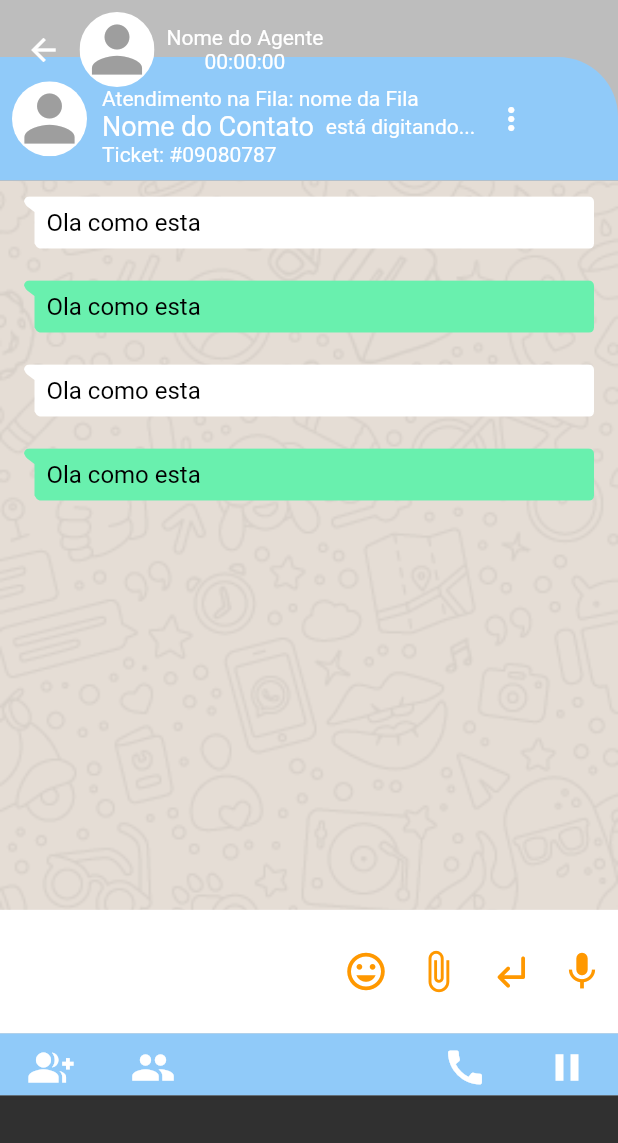
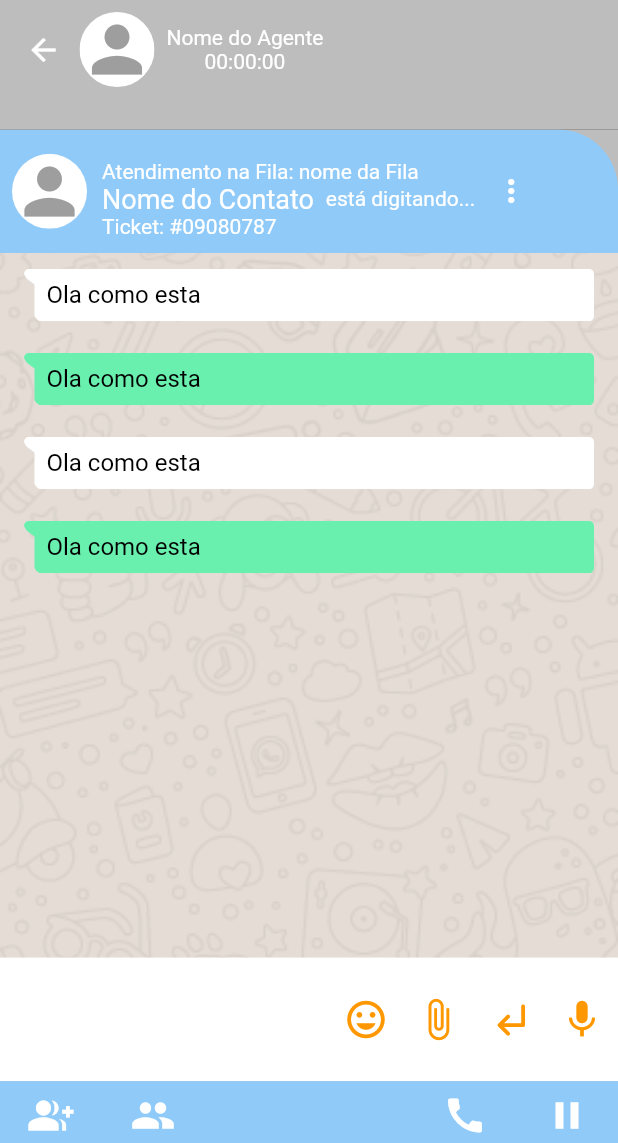
Before and after one commit to FisicoRafael/ContrucaoTelasNovo, a Flutter app: the ChatsRecebidosScreen screen opened by its route, after a tap on "CineArts at the Empire", on a phone screen of 412 x 824 dp, the part 93-1236 px from its top. Run offline on Flutter 3.47's test engine with Material 2 defaults, Android fonts, the phone set to English and light mode, and no system bars.

Commit message:
quarto-commit

```diff
--- a/lib/components/MyAppBarCustom.dart
+++ b/lib/components/MyAppBarCustom.dart
@@ -4,22 +4,26 @@ import 'FotoUsuario.dart';
 
 class MyAppBarCuston extends StatelessWidget implements PreferredSizeWidget {
   String tipo;
+  double alturaTela;
 
   MyAppBarCuston(
-    this.tipo, {
+    this.tipo,
+    this.alturaTela, {
     Key key,
   }) : super(key: key);
 
-  double proporcaoAltura = 0.16;
+  double proporcaoAltura = 0.18;
+
+  @override
+  Size get preferredSize => Size.fromHeight(alturaTela);
 
   @override
   Widget build(BuildContext context) {
-    double alturaTela = MediaQuery.of(context).size.height;
     double larguraTela = MediaQuery.of(context).size.width;
 
     if (tipo == "listaChat") {
       return Container(
-        height: alturaTela * proporcaoAltura,
+        height: preferredSize.height*proporcaoAltura,
         width: larguraTela,
         color: Color(0xFFbdbdbd),
         child: Column(
@@ -94,7 +98,4 @@ class MyAppBarCuston extends StatelessWidget implements PreferredSizeWidget {
       );
     }
   }
-
-  @override
-  Size get preferredSize => Size.fromHeight(100);
 }
--- a/lib/screens/chat_screen.dart
+++ b/lib/screens/chat_screen.dart
@@ -20,13 +20,14 @@ class _ChatScreenState extends State<ChatScreen> {
   Widget build(BuildContext context) {
     double alturaTela = MediaQuery.of(context).size.height;
     double larguraTela = MediaQuery.of(context).size.width;
-    double proporcaoAlturaAppBar = MyAppBarCuston("list").proporcaoAltura;
+    double proporcaoAlturaAppBar = MyAppBarCuston("list",alturaTela).proporcaoAltura;
     double proporcaoAlturaBody = 1.00 - proporcaoAlturaAppBar;
     larguraTelaGlobal = larguraTela;
     alturaTelaGlobal = alturaTela;
 
     return Scaffold(
-      appBar: MyAppBarCuston("chat"),
+
+      appBar: MyAppBarCuston("chat", alturaTela),
       body: SingleChildScrollView(
         child: Container(
           height: alturaTela * proporcaoAlturaBody,
--- a/lib/screens/chats_recebidos_screen.dart
+++ b/lib/screens/chats_recebidos_screen.dart
@@ -28,13 +28,21 @@ class _ChatsRecebidosScreenState extends State<ChatsRecebidosScreen>
   Widget build(BuildContext context) {
     double alturaTela = MediaQuery.of(context).size.height;
     double larguraTela = MediaQuery.of(context).size.width;
-    double proporcaoAlturaAppBar = MyAppBarCuston("list").proporcaoAltura;
+    double proporcaoAlturaAppBar = MyAppBarCuston("list",alturaTela).proporcaoAltura;
     double proporcaoAlturaBody = 1.00 - proporcaoAlturaAppBar;
+
+    double proporcaoComponenteFundo = 0.93;
+
+    double alturaFundo =
+        alturaTela * proporcaoAlturaBody * proporcaoComponenteFundo;
+    double alturaComponetBaixo =
+        alturaTela * proporcaoAlturaBody * (1 - proporcaoComponenteFundo);
 
     context_aux = context;
     return Scaffold(
-      appBar: MyAppBarCuston("listaChat"),
-      body: Container(
+      appBar: MyAppBarCuston("listaChat",alturaTela),
+      body: SingleChildScrollView(
+        child: Container(
           height: alturaTela*proporcaoAlturaBody,
           width: larguraTela,
           color: Colors.greenAccent,
@@ -132,7 +140,7 @@ class _ChatsRecebidosScreenState extends State<ChatsRecebidosScreen>
                 ),
               ),
               Container(
-              height: 40,
+                height: alturaComponetBaixo,
                 color: Colors.blue[200],
                 child: Row(
                   children: [
@@ -166,6 +174,7 @@ class _ChatsRecebidosScreenState extends State<ChatsRecebidosScreen>
                 ),
               )
             ],
+          ),
         ),
       ),
     );
--- a/lib/screens/login_screen.dart
+++ b/lib/screens/login_screen.dart
@@ -54,6 +54,7 @@ class _LoginScreenState extends State<LoginScreen> {
   @override
   Widget build(BuildContext context) {
     return Scaffold(
+
       backgroundColor: Colors.white,
       body: Stack(
         children: [
--- a/lib/screens/ramal_screen.dart
+++ b/lib/screens/ramal_screen.dart
@@ -96,7 +96,7 @@ class _RamalScrenState extends State<RamalScren> with TickerProviderStateMixin {
   Widget build(BuildContext context) {
     double alturaTela = MediaQuery.of(context).size.height;
     double larguraTela = MediaQuery.of(context).size.width;
-    double proporcaoAlturaAppBar = MyAppBarCuston("list").proporcaoAltura;
+    double proporcaoAlturaAppBar = MyAppBarCuston("list",alturaTela).proporcaoAltura;
     double proporcaoAlturaBody = 1.00 - proporcaoAlturaAppBar;
     larguraTelaGlobal = larguraTela;
     alturaTelaGlobal = alturaTela;
@@ -110,9 +110,9 @@ class _RamalScrenState extends State<RamalScren> with TickerProviderStateMixin {
         alturaTela * proporcaoAlturaBody * (1 - proporcaoComponenteFundo);
 
     return Scaffold(
-      appBar: MyAppBarCuston("chat"),
-      body: SingleChildScrollView(
-        child: Container(
+      resizeToAvoidBottomInset: false,
+      appBar: MyAppBarCuston("chat",alturaTela),
+      body: Container(
         height: alturaTela * proporcaoAlturaBody,
         width: larguraTela,
         color: Colors.grey,
@@ -448,7 +448,6 @@ class _RamalScrenState extends State<RamalScren> with TickerProviderStateMixin {
           ],
         ),
       ),
-      ),
     );
   }
 }
```
Lines whose indentation alone changed are shown as unchanged.
